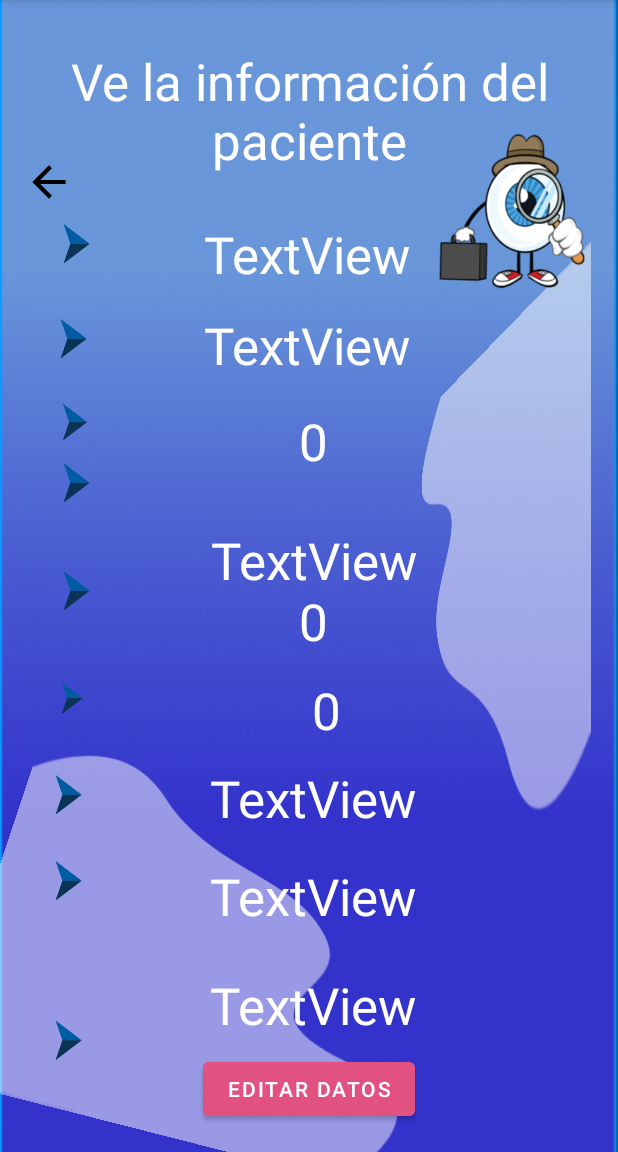
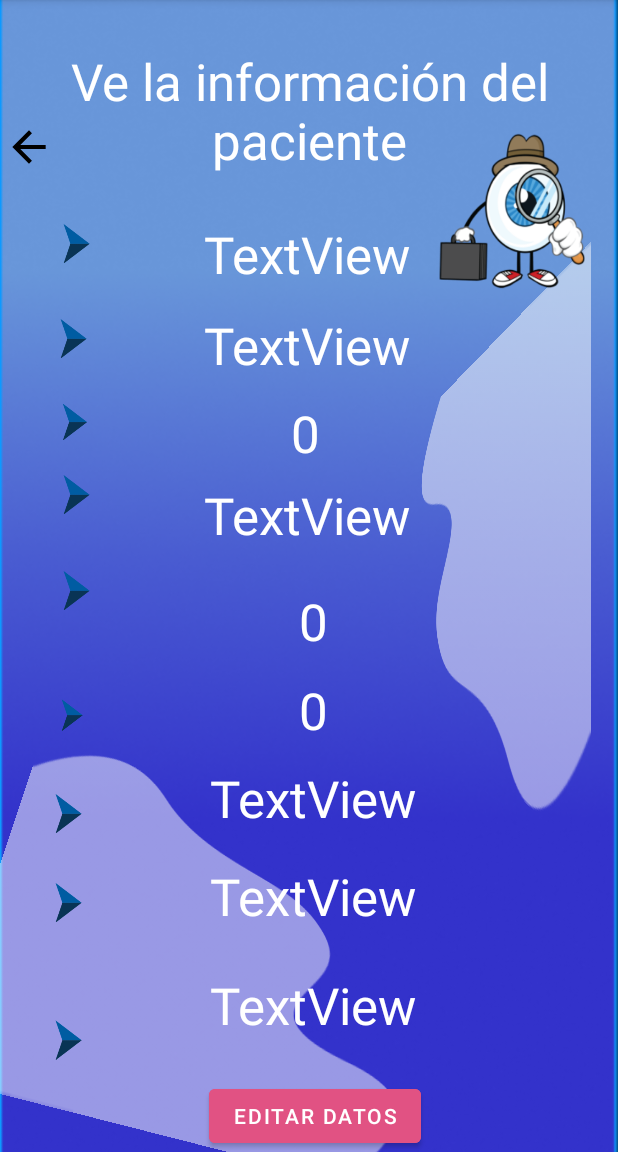
Before and after one commit to Aaron23010705/proyecto_formativo_aaron, an Android app: the detalle_paciente screen opened directly, with no data from a screen before it, on a phone screen of 412 x 824 dp, the part 84-1236 px from its top. Run offline under Robolectric (Android 15) with nearby library versions, the phone set to English and light mode, and no system bars; Roboto replaces fonts that are not available here; 6 statements that could not run were skipped.

Commit message:
Toque final diseño

```diff
--- a/app/src/main/res/layout/activity_detalle_paciente.xml
+++ b/app/src/main/res/layout/activity_detalle_paciente.xml
@@ -39,13 +39,14 @@
         android:id="@+id/btnEditar"
         android:layout_width="wrap_content"
         android:layout_height="wrap_content"
-        android:layout_marginTop="683dp"
         android:backgroundTint="#E15283"
         android:text="Editar datos"
         app:layout_constraintBottom_toBottomOf="parent"
         app:layout_constraintEnd_toEndOf="parent"
+        app:layout_constraintHorizontal_bias="0.516"
         app:layout_constraintStart_toStartOf="parent"
-        app:layout_constraintTop_toTopOf="parent" />
+        app:layout_constraintTop_toTopOf="@+id/textView8"
+        app:layout_constraintVertical_bias="1.0" />
 
     <ImageView
         android:id="@+id/imageView8"
@@ -77,13 +78,12 @@
         android:id="@+id/txtCamaPaciente"
         android:layout_width="146dp"
         android:layout_height="46dp"
-        android:layout_marginEnd="32dp"
         android:text="TextView"
         android:textColor="#FFFFFF"
         android:textSize="34sp"
-        app:layout_constraintBottom_toBottomOf="parent"
+        app:layout_constraintBottom_toBottomOf="@+id/btnEditar"
         app:layout_constraintEnd_toEndOf="parent"
-        app:layout_constraintHorizontal_bias="0.888"
+        app:layout_constraintHorizontal_bias="0.75"
         app:layout_constraintStart_toStartOf="parent"
         app:layout_constraintTop_toTopOf="parent"
         app:layout_constraintVertical_bias="0.624" />
@@ -140,17 +140,15 @@
         android:id="@+id/txtEdadPaciente"
         android:layout_width="wrap_content"
         android:layout_height="wrap_content"
-        android:layout_marginStart="139dp"
-        android:layout_marginTop="253dp"
-        android:layout_marginEnd="134dp"
-        android:layout_marginBottom="433dp"
         android:text="TextView"
         android:textColor="#FFFFFF"
         android:textSize="34sp"
         app:layout_constraintBottom_toBottomOf="parent"
         app:layout_constraintEnd_toEndOf="parent"
+        app:layout_constraintHorizontal_bias="0.494"
         app:layout_constraintStart_toStartOf="parent"
-        app:layout_constraintTop_toTopOf="parent" />
+        app:layout_constraintTop_toTopOf="parent"
+        app:layout_constraintVertical_bias="0.368" />
 
     <TextView
         android:id="@+id/txtNombrePaciente"
@@ -172,19 +170,15 @@
         android:id="@+id/txtEnfermedadPaciente"
         android:layout_width="wrap_content"
         android:layout_height="wrap_content"
-        android:layout_marginStart="139dp"
-        android:layout_marginTop="314dp"
-        android:layout_marginEnd="134dp"
-        android:layout_marginBottom="372dp"
         android:text="TextView"
         android:textColor="#FFFFFF"
         android:textSize="34sp"
         app:layout_constraintBottom_toBottomOf="parent"
         app:layout_constraintEnd_toEndOf="parent"
-        app:layout_constraintHorizontal_bias="1.0"
+        app:layout_constraintHorizontal_bias="0.494"
         app:layout_constraintStart_toStartOf="parent"
         app:layout_constraintTop_toTopOf="parent"
-        app:layout_constraintVertical_bias="1.0" />
+        app:layout_constraintVertical_bias="0.444" />
 
     <TextView
         android:id="@+id/txtHoraMedDetalle"
@@ -222,14 +216,12 @@
         android:id="@+id/btnVolverVer"
         android:layout_width="33dp"
         android:layout_height="36dp"
-        android:layout_marginTop="103dp"
-        android:layout_marginBottom="571dp"
         app:layout_constraintBottom_toBottomOf="parent"
         app:layout_constraintEnd_toEndOf="parent"
-        app:layout_constraintHorizontal_bias="0.042"
+        app:layout_constraintHorizontal_bias="0.007"
         app:layout_constraintStart_toStartOf="parent"
         app:layout_constraintTop_toTopOf="parent"
-        app:layout_constraintVertical_bias="0.0"
+        app:layout_constraintVertical_bias="0.109"
         app:srcCompat="@drawable/baseline_arrow_back_24" />
 
     <ImageView
--- a/app/src/main/res/layout/activity_login.xml
+++ b/app/src/main/res/layout/activity_login.xml
@@ -9,7 +9,7 @@
     tools:context=".Login">
 
     <ImageView
-        android:id="@+id/imageView4"
+        android:id="@+id/imageView13"
         android:layout_width="wrap_content"
         android:layout_height="wrap_content"
         app:layout_constraintBottom_toBottomOf="parent"
@@ -17,8 +17,8 @@
         app:layout_constraintHorizontal_bias="0.496"
         app:layout_constraintStart_toStartOf="parent"
         app:layout_constraintTop_toTopOf="parent"
-        app:layout_constraintVertical_bias="0.435"
-        app:srcCompat="@drawable/blanco" />
+        app:layout_constraintVertical_bias="0.471"
+        app:srcCompat="@drawable/cuadro" />
 
     <TextView
         android:id="@+id/txtTituloLogin"
```
Also changed, not shown: app/src/main/java/Aaron/Garcia/proyecto_formativo_aaron_2b/detalle_paciente.kt (+6 -3 lines), app/src/main/res/layout/activity_registro_usuario.xml (+4 -4 lines), app/src/main/res/layout/fragment_agregar_paciente.xml (+7 -7 lines), app/src/main/res/layout/fragment_inicio.xml (+24 -24 lines), app/src/main/res/drawable/cuadro.png (added).
